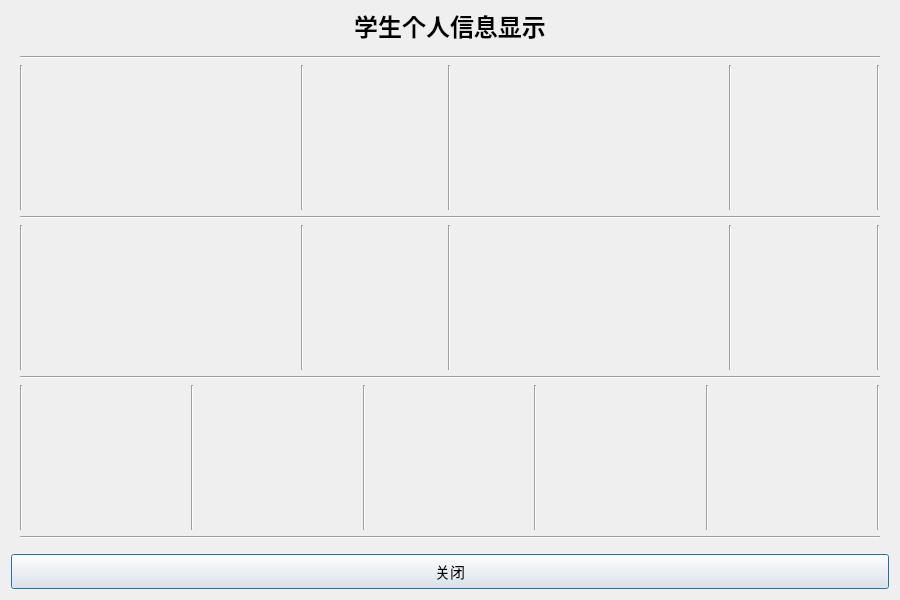
First picture: the form in src/student_show.ui, repository 1724621274/QT-StudentManageSystem, before the edit.
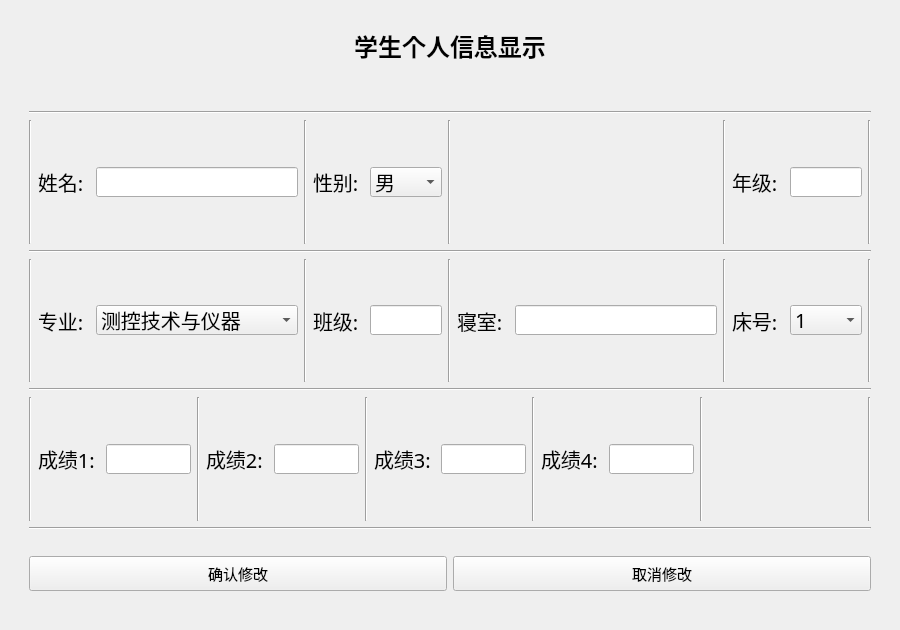
Second picture: the form after the edit.

Patch:
```diff
--- a/src/student_show.ui
+++ b/src/student_show.ui
@@ -7,13 +7,19 @@
     <x>0</x>
     <y>0</y>
     <width>900</width>
-    <height>600</height>
+    <height>630</height>
    </rect>
   </property>
   <property name="minimumSize">
    <size>
     <width>900</width>
-    <height>550</height>
+    <height>630</height>
+   </size>
+  </property>
+  <property name="maximumSize">
+   <size>
+    <width>900</width>
+    <height>630</height>
    </size>
   </property>
   <property name="windowTitle">
@@ -24,7 +30,23 @@
   </property>
   <layout class="QVBoxLayout" name="verticalLayout_2">
    <item>
-    <widget class="QLabel" name="label_2">
+    <spacer name="verticalSpacer">
+     <property name="orientation">
+      <enum>Qt::Vertical</enum>
+     </property>
+     <property name="sizeType">
+      <enum>QSizePolicy::Fixed</enum>
+     </property>
+     <property name="sizeHint" stdset="0">
+      <size>
+       <width>20</width>
+       <height>20</height>
+      </size>
+     </property>
+    </spacer>
+   </item>
+   <item>
+    <widget class="QLabel" name="biaoti">
      <property name="maximumSize">
       <size>
        <width>16777215</width>
@@ -48,6 +70,41 @@
     </widget>
    </item>
    <item>
+    <widget class="QLabel" name="tishi">
+     <property name="minimumSize">
+      <size>
+       <width>0</width>
+       <height>20</height>
+      </size>
+     </property>
+     <property name="maximumSize">
+      <size>
+       <width>16777215</width>
+       <height>20</height>
+      </size>
+     </property>
+     <property name="font">
+      <font>
+       <family>楷体</family>
+       <pointsize>12</pointsize>
+      </font>
+     </property>
+     <property name="text">
+      <string/>
+     </property>
+     <property name="alignment">
+      <set>Qt::AlignCenter</set>
+     </property>
+    </widget>
+   </item>
+   <item>
+    <widget class="QStackedWidget" name="stackedWidget">
+     <property name="currentIndex">
+      <number>1</number>
+     </property>
+     <widget class="QWidget" name="show">
+      <layout class="QVBoxLayout" name="verticalLayout_3">
+       <item>
     <widget class="QWidget" name="widget" native="true">
      <property name="styleSheet">
       <string notr="true"/>
@@ -494,7 +551,41 @@
         </property>
        </widget>
       </item>
-     </layout>
+          <item>
+           <spacer name="verticalSpacer_3">
+            <property name="orientation">
+             <enum>Qt::Vertical</enum>
+            </property>
+            <property name="sizeType">
+             <enum>QSizePolicy::Fixed</enum>
+            </property>
+            <property name="sizeHint" stdset="0">
+             <size>
+              <width>20</width>
+              <height>20</height>
+             </size>
+            </property>
+           </spacer>
+          </item>
+          <item>
+           <layout class="QHBoxLayout" name="horizontalLayout_7">
+            <item>
+             <widget class="QPushButton" name="pushButton">
+              <property name="minimumSize">
+               <size>
+                <width>0</width>
+                <height>35</height>
+               </size>
+              </property>
+              <property name="font">
+               <font>
+                <family>楷体</family>
+                <pointsize>11</pointsize>
+               </font>
+              </property>
+              <property name="text">
+               <string>修改该学生信息</string>
+              </property>
     </widget>
    </item>
    <item>
@@ -515,6 +606,852 @@
       <string>关闭</string>
      </property>
     </widget>
+            </item>
+           </layout>
+          </item>
+         </layout>
+        </widget>
+       </item>
+      </layout>
+     </widget>
+     <widget class="QWidget" name="update">
+      <layout class="QVBoxLayout" name="verticalLayout_5">
+       <item>
+        <widget class="QWidget" name="widget_2" native="true">
+         <property name="styleSheet">
+          <string notr="true"/>
+         </property>
+         <layout class="QVBoxLayout" name="verticalLayout_4">
+          <item>
+           <widget class="Line" name="line_21">
+            <property name="orientation">
+             <enum>Qt::Horizontal</enum>
+            </property>
+           </widget>
+          </item>
+          <item>
+           <layout class="QHBoxLayout" name="horizontalLayout_19" stretch="0,2,0,1,0,2,0,1,0">
+            <item>
+             <widget class="Line" name="line_22">
+              <property name="orientation">
+               <enum>Qt::Vertical</enum>
+              </property>
+             </widget>
+            </item>
+            <item>
+             <layout class="QHBoxLayout" name="horizontalLayout_8">
+              <item>
+               <widget class="QLabel" name="name_2">
+                <property name="font">
+                 <font>
+                  <family>楷体</family>
+                  <pointsize>15</pointsize>
+                  <weight>50</weight>
+                  <bold>false</bold>
+                 </font>
+                </property>
+                <property name="text">
+                 <string>姓名:</string>
+                </property>
+                <property name="alignment">
+                 <set>Qt::AlignLeading|Qt::AlignLeft|Qt::AlignVCenter</set>
+                </property>
+               </widget>
+              </item>
+              <item>
+               <widget class="QLineEdit" name="update_name">
+                <property name="minimumSize">
+                 <size>
+                  <width>202</width>
+                  <height>30</height>
+                 </size>
+                </property>
+                <property name="maximumSize">
+                 <size>
+                  <width>202</width>
+                  <height>30</height>
+                 </size>
+                </property>
+                <property name="font">
+                 <font>
+                  <family>楷体</family>
+                  <pointsize>15</pointsize>
+                 </font>
+                </property>
+                <property name="maxLength">
+                 <number>6</number>
+                </property>
+               </widget>
+              </item>
+             </layout>
+            </item>
+            <item>
+             <widget class="Line" name="line_23">
+              <property name="orientation">
+               <enum>Qt::Vertical</enum>
+              </property>
+             </widget>
+            </item>
+            <item>
+             <layout class="QHBoxLayout" name="horizontalLayout_20">
+              <item>
+               <widget class="QLabel" name="xingbie_2">
+                <property name="font">
+                 <font>
+                  <family>楷体</family>
+                  <pointsize>15</pointsize>
+                  <weight>50</weight>
+                  <bold>false</bold>
+                 </font>
+                </property>
+                <property name="text">
+                 <string>性别:</string>
+                </property>
+                <property name="alignment">
+                 <set>Qt::AlignLeading|Qt::AlignLeft|Qt::AlignVCenter</set>
+                </property>
+               </widget>
+              </item>
+              <item>
+               <widget class="QComboBox" name="update_xingbie">
+                <property name="minimumSize">
+                 <size>
+                  <width>72</width>
+                  <height>30</height>
+                 </size>
+                </property>
+                <property name="maximumSize">
+                 <size>
+                  <width>72</width>
+                  <height>30</height>
+                 </size>
+                </property>
+                <property name="font">
+                 <font>
+                  <family>楷体</family>
+                  <pointsize>15</pointsize>
+                 </font>
+                </property>
+                <item>
+                 <property name="text">
+                  <string>男</string>
+                 </property>
+                </item>
+                <item>
+                 <property name="text">
+                  <string>女</string>
+                 </property>
+                </item>
+               </widget>
+              </item>
+             </layout>
+            </item>
+            <item>
+             <widget class="Line" name="line_24">
+              <property name="orientation">
+               <enum>Qt::Vertical</enum>
+              </property>
+             </widget>
+            </item>
+            <item>
+             <layout class="QHBoxLayout" name="horizontalLayout_21">
+              <item>
+               <widget class="QLabel" name="update_xuehao">
+                <property name="font">
+                 <font>
+                  <family>楷体</family>
+                  <pointsize>15</pointsize>
+                  <weight>50</weight>
+                  <bold>false</bold>
+                 </font>
+                </property>
+                <property name="text">
+                 <string/>
+                </property>
+                <property name="alignment">
+                 <set>Qt::AlignLeading|Qt::AlignLeft|Qt::AlignVCenter</set>
+                </property>
+               </widget>
+              </item>
+             </layout>
+            </item>
+            <item>
+             <widget class="Line" name="line_25">
+              <property name="orientation">
+               <enum>Qt::Vertical</enum>
+              </property>
+             </widget>
+            </item>
+            <item>
+             <layout class="QHBoxLayout" name="horizontalLayout_22">
+              <item>
+               <widget class="QLabel" name="nianji_2">
+                <property name="font">
+                 <font>
+                  <family>楷体</family>
+                  <pointsize>15</pointsize>
+                  <weight>50</weight>
+                  <bold>false</bold>
+                 </font>
+                </property>
+                <property name="text">
+                 <string>年级:</string>
+                </property>
+                <property name="alignment">
+                 <set>Qt::AlignLeading|Qt::AlignLeft|Qt::AlignVCenter</set>
+                </property>
+               </widget>
+              </item>
+              <item>
+               <widget class="QLineEdit" name="update_nianji">
+                <property name="minimumSize">
+                 <size>
+                  <width>72</width>
+                  <height>30</height>
+                 </size>
+                </property>
+                <property name="maximumSize">
+                 <size>
+                  <width>72</width>
+                  <height>30</height>
+                 </size>
+                </property>
+                <property name="font">
+                 <font>
+                  <family>楷体</family>
+                  <pointsize>15</pointsize>
+                 </font>
+                </property>
+                <property name="maxLength">
+                 <number>4</number>
+                </property>
+               </widget>
+              </item>
+             </layout>
+            </item>
+            <item>
+             <widget class="Line" name="line_26">
+              <property name="orientation">
+               <enum>Qt::Vertical</enum>
+              </property>
+             </widget>
+            </item>
+           </layout>
+          </item>
+          <item>
+           <widget class="Line" name="line_27">
+            <property name="orientation">
+             <enum>Qt::Horizontal</enum>
+            </property>
+           </widget>
+          </item>
+          <item>
+           <layout class="QHBoxLayout" name="horizontalLayout_23" stretch="0,2,0,1,0,2,0,1,0">
+            <item>
+             <widget class="Line" name="line_28">
+              <property name="orientation">
+               <enum>Qt::Vertical</enum>
+              </property>
+             </widget>
+            </item>
+            <item>
+             <layout class="QHBoxLayout" name="horizontalLayout_24">
+              <item>
+               <widget class="QLabel" name="zhuanye_2">
+                <property name="font">
+                 <font>
+                  <family>楷体</family>
+                  <pointsize>15</pointsize>
+                  <weight>50</weight>
+                  <bold>false</bold>
+                 </font>
+                </property>
+                <property name="text">
+                 <string>专业:</string>
+                </property>
+                <property name="alignment">
+                 <set>Qt::AlignLeading|Qt::AlignLeft|Qt::AlignVCenter</set>
+                </property>
+               </widget>
+              </item>
+              <item>
+               <widget class="QComboBox" name="update_zhuanye">
+                <property name="minimumSize">
+                 <size>
+                  <width>202</width>
+                  <height>30</height>
+                 </size>
+                </property>
+                <property name="maximumSize">
+                 <size>
+                  <width>202</width>
+                  <height>30</height>
+                 </size>
+                </property>
+                <property name="font">
+                 <font>
+                  <family>楷体</family>
+                  <pointsize>15</pointsize>
+                 </font>
+                </property>
+                <item>
+                 <property name="text">
+                  <string>测控技术与仪器</string>
+                 </property>
+                </item>
+                <item>
+                 <property name="text">
+                  <string>自动化</string>
+                 </property>
+                </item>
+                <item>
+                 <property name="text">
+                  <string>应用物理学</string>
+                 </property>
+                </item>
+                <item>
+                 <property name="text">
+                  <string>电子信息与技术</string>
+                 </property>
+                </item>
+                <item>
+                 <property name="text">
+                  <string>机械电子工程</string>
+                 </property>
+                </item>
+               </widget>
+              </item>
+             </layout>
+            </item>
+            <item>
+             <widget class="Line" name="line_29">
+              <property name="orientation">
+               <enum>Qt::Vertical</enum>
+              </property>
+             </widget>
+            </item>
+            <item>
+             <layout class="QHBoxLayout" name="horizontalLayout_25">
+              <item>
+               <widget class="QLabel" name="banji_2">
+                <property name="font">
+                 <font>
+                  <family>楷体</family>
+                  <pointsize>15</pointsize>
+                  <weight>50</weight>
+                  <bold>false</bold>
+                 </font>
+                </property>
+                <property name="text">
+                 <string>班级:</string>
+                </property>
+                <property name="alignment">
+                 <set>Qt::AlignLeading|Qt::AlignLeft|Qt::AlignVCenter</set>
+                </property>
+               </widget>
+              </item>
+              <item>
+               <widget class="QLineEdit" name="update_banji">
+                <property name="minimumSize">
+                 <size>
+                  <width>72</width>
+                  <height>30</height>
+                 </size>
+                </property>
+                <property name="maximumSize">
+                 <size>
+                  <width>72</width>
+                  <height>30</height>
+                 </size>
+                </property>
+                <property name="font">
+                 <font>
+                  <family>楷体</family>
+                  <pointsize>15</pointsize>
+                 </font>
+                </property>
+                <property name="maxLength">
+                 <number>1</number>
+                </property>
+               </widget>
+              </item>
+             </layout>
+            </item>
+            <item>
+             <widget class="Line" name="line_30">
+              <property name="orientation">
+               <enum>Qt::Vertical</enum>
+              </property>
+             </widget>
+            </item>
+            <item>
+             <layout class="QHBoxLayout" name="horizontalLayout_26">
+              <item>
+               <widget class="QLabel" name="qinshi_2">
+                <property name="font">
+                 <font>
+                  <family>楷体</family>
+                  <pointsize>15</pointsize>
+                  <weight>50</weight>
+                  <bold>false</bold>
+                 </font>
+                </property>
+                <property name="styleSheet">
+                 <string notr="true"/>
+                </property>
+                <property name="text">
+                 <string>寝室:</string>
+                </property>
+                <property name="alignment">
+                 <set>Qt::AlignLeading|Qt::AlignLeft|Qt::AlignVCenter</set>
+                </property>
+               </widget>
+              </item>
+              <item>
+               <widget class="QLineEdit" name="update_qinshi">
+                <property name="minimumSize">
+                 <size>
+                  <width>202</width>
+                  <height>30</height>
+                 </size>
+                </property>
+                <property name="maximumSize">
+                 <size>
+                  <width>202</width>
+                  <height>30</height>
+                 </size>
+                </property>
+                <property name="font">
+                 <font>
+                  <family>楷体</family>
+                  <pointsize>15</pointsize>
+                 </font>
+                </property>
+                <property name="maxLength">
+                 <number>3</number>
+                </property>
+               </widget>
+              </item>
+             </layout>
+            </item>
+            <item>
+             <widget class="Line" name="line_31">
+              <property name="orientation">
+               <enum>Qt::Vertical</enum>
+              </property>
+             </widget>
+            </item>
+            <item>
+             <layout class="QHBoxLayout" name="horizontalLayout_27">
+              <item>
+               <widget class="QLabel" name="chuanghao_2">
+                <property name="font">
+                 <font>
+                  <family>楷体</family>
+                  <pointsize>15</pointsize>
+                  <weight>50</weight>
+                  <bold>false</bold>
+                 </font>
+                </property>
+                <property name="text">
+                 <string>床号:</string>
+                </property>
+                <property name="alignment">
+                 <set>Qt::AlignLeading|Qt::AlignLeft|Qt::AlignVCenter</set>
+                </property>
+               </widget>
+              </item>
+              <item>
+               <widget class="QComboBox" name="update_chuanghao">
+                <property name="minimumSize">
+                 <size>
+                  <width>72</width>
+                  <height>30</height>
+                 </size>
+                </property>
+                <property name="maximumSize">
+                 <size>
+                  <width>72</width>
+                  <height>30</height>
+                 </size>
+                </property>
+                <property name="font">
+                 <font>
+                  <family>楷体</family>
+                  <pointsize>15</pointsize>
+                 </font>
+                </property>
+                <item>
+                 <property name="text">
+                  <string>1</string>
+                 </property>
+                </item>
+                <item>
+                 <property name="text">
+                  <string>2</string>
+                 </property>
+                </item>
+                <item>
+                 <property name="text">
+                  <string>3</string>
+                 </property>
+                </item>
+                <item>
+                 <property name="text">
+                  <string>4</string>
+                 </property>
+                </item>
+               </widget>
+              </item>
+             </layout>
+            </item>
+            <item>
+             <widget class="Line" name="line_32">
+              <property name="orientation">
+               <enum>Qt::Vertical</enum>
+              </property>
+             </widget>
+            </item>
+           </layout>
+          </item>
+          <item>
+           <widget class="Line" name="line_33">
+            <property name="orientation">
+             <enum>Qt::Horizontal</enum>
+            </property>
+           </widget>
+          </item>
+          <item>
+           <layout class="QHBoxLayout" name="horizontalLayout_28" stretch="0,1,0,1,0,1,0,1,0,1,0">
+            <item>
+             <widget class="Line" name="line_34">
+              <property name="orientation">
+               <enum>Qt::Vertical</enum>
+              </property>
+             </widget>
+            </item>
+            <item>
+             <layout class="QHBoxLayout" name="horizontalLayout_29">
+              <item>
+               <widget class="QLabel" name="cj1_2">
+                <property name="font">
+                 <font>
+                  <family>楷体</family>
+                  <pointsize>15</pointsize>
+                  <weight>50</weight>
+                  <bold>false</bold>
+                 </font>
+                </property>
+                <property name="text">
+                 <string>成绩1:</string>
+                </property>
+                <property name="alignment">
+                 <set>Qt::AlignLeading|Qt::AlignLeft|Qt::AlignVCenter</set>
+                </property>
+               </widget>
+              </item>
+              <item>
+               <widget class="QLineEdit" name="update_cj1">
+                <property name="minimumSize">
+                 <size>
+                  <width>85</width>
+                  <height>30</height>
+                 </size>
+                </property>
+                <property name="maximumSize">
+                 <size>
+                  <width>85</width>
+                  <height>30</height>
+                 </size>
+                </property>
+                <property name="font">
+                 <font>
+                  <family>楷体</family>
+                  <pointsize>15</pointsize>
+                 </font>
+                </property>
+               </widget>
+              </item>
+             </layout>
+            </item>
+            <item>
+             <widget class="Line" name="line_35">
+              <property name="orientation">
+               <enum>Qt::Vertical</enum>
+              </property>
+             </widget>
+            </item>
+            <item>
+             <layout class="QHBoxLayout" name="horizontalLayout_30">
+              <item>
+               <widget class="QLabel" name="cj2_2">
+                <property name="font">
+                 <font>
+                  <family>楷体</family>
+                  <pointsize>15</pointsize>
+                  <weight>50</weight>
+                  <bold>false</bold>
+                 </font>
+                </property>
+                <property name="text">
+                 <string>成绩2:</string>
+                </property>
+                <property name="alignment">
+                 <set>Qt::AlignLeading|Qt::AlignLeft|Qt::AlignVCenter</set>
+                </property>
+               </widget>
+              </item>
+              <item>
+               <widget class="QLineEdit" name="update_cj2">
+                <property name="minimumSize">
+                 <size>
+                  <width>85</width>
+                  <height>30</height>
+                 </size>
+                </property>
+                <property name="maximumSize">
+                 <size>
+                  <width>85</width>
+                  <height>30</height>
+                 </size>
+                </property>
+                <property name="font">
+                 <font>
+                  <family>楷体</family>
+                  <pointsize>15</pointsize>
+                 </font>
+                </property>
+               </widget>
+              </item>
+             </layout>
+            </item>
+            <item>
+             <widget class="Line" name="line_36">
+              <property name="orientation">
+               <enum>Qt::Vertical</enum>
+              </property>
+             </widget>
+            </item>
+            <item>
+             <layout class="QHBoxLayout" name="horizontalLayout_31">
+              <item>
+               <widget class="QLabel" name="cj3_2">
+                <property name="font">
+                 <font>
+                  <family>楷体</family>
+                  <pointsize>15</pointsize>
+                  <weight>50</weight>
+                  <bold>false</bold>
+                 </font>
+                </property>
+                <property name="text">
+                 <string>成绩3:</string>
+                </property>
+                <property name="alignment">
+                 <set>Qt::AlignLeading|Qt::AlignLeft|Qt::AlignVCenter</set>
+                </property>
+               </widget>
+              </item>
+              <item>
+               <widget class="QLineEdit" name="update_cj3">
+                <property name="minimumSize">
+                 <size>
+                  <width>85</width>
+                  <height>30</height>
+                 </size>
+                </property>
+                <property name="maximumSize">
+                 <size>
+                  <width>85</width>
+                  <height>30</height>
+                 </size>
+                </property>
+                <property name="font">
+                 <font>
+                  <family>楷体</family>
+                  <pointsize>15</pointsize>
+                 </font>
+                </property>
+               </widget>
+              </item>
+             </layout>
+            </item>
+            <item>
+             <widget class="Line" name="line_37">
+              <property name="orientation">
+               <enum>Qt::Vertical</enum>
+              </property>
+             </widget>
+            </item>
+            <item>
+             <layout class="QHBoxLayout" name="horizontalLayout_32">
+              <item>
+               <widget class="QLabel" name="cj4_2">
+                <property name="font">
+                 <font>
+                  <family>楷体</family>
+                  <pointsize>15</pointsize>
+                  <weight>50</weight>
+                  <bold>false</bold>
+                 </font>
+                </property>
+                <property name="text">
+                 <string>成绩4:</string>
+                </property>
+                <property name="alignment">
+                 <set>Qt::AlignLeading|Qt::AlignLeft|Qt::AlignVCenter</set>
+                </property>
+               </widget>
+              </item>
+              <item>
+               <widget class="QLineEdit" name="update_cj4">
+                <property name="minimumSize">
+                 <size>
+                  <width>85</width>
+                  <height>30</height>
+                 </size>
+                </property>
+                <property name="maximumSize">
+                 <size>
+                  <width>85</width>
+                  <height>30</height>
+                 </size>
+                </property>
+                <property name="font">
+                 <font>
+                  <family>楷体</family>
+                  <pointsize>15</pointsize>
+                 </font>
+                </property>
+               </widget>
+              </item>
+             </layout>
+            </item>
+            <item>
+             <widget class="Line" name="line_38">
+              <property name="orientation">
+               <enum>Qt::Vertical</enum>
+              </property>
+             </widget>
+            </item>
+            <item>
+             <layout class="QHBoxLayout" name="horizontalLayout_33">
+              <item>
+               <widget class="QLabel" name="update_pingjun">
+                <property name="font">
+                 <font>
+                  <family>楷体</family>
+                  <pointsize>15</pointsize>
+                  <weight>50</weight>
+                  <bold>false</bold>
+                 </font>
+                </property>
+                <property name="text">
+                 <string/>
+                </property>
+                <property name="alignment">
+                 <set>Qt::AlignLeading|Qt::AlignLeft|Qt::AlignVCenter</set>
+                </property>
+               </widget>
+              </item>
+             </layout>
+            </item>
+            <item>
+             <widget class="Line" name="line_39">
+              <property name="orientation">
+               <enum>Qt::Vertical</enum>
+              </property>
+             </widget>
+            </item>
+           </layout>
+          </item>
+          <item>
+           <widget class="Line" name="line_40">
+            <property name="orientation">
+             <enum>Qt::Horizontal</enum>
+            </property>
+           </widget>
+          </item>
+          <item>
+           <spacer name="verticalSpacer_4">
+            <property name="orientation">
+             <enum>Qt::Vertical</enum>
+            </property>
+            <property name="sizeType">
+             <enum>QSizePolicy::Fixed</enum>
+            </property>
+            <property name="sizeHint" stdset="0">
+             <size>
+              <width>20</width>
+              <height>20</height>
+             </size>
+            </property>
+           </spacer>
+          </item>
+          <item>
+           <layout class="QHBoxLayout" name="horizontalLayout_34">
+            <item>
+             <widget class="QPushButton" name="pushButton_5">
+              <property name="minimumSize">
+               <size>
+                <width>0</width>
+                <height>35</height>
+               </size>
+              </property>
+              <property name="font">
+               <font>
+                <family>楷体</family>
+                <pointsize>11</pointsize>
+               </font>
+              </property>
+              <property name="text">
+               <string>确认修改</string>
+              </property>
+             </widget>
+            </item>
+            <item>
+             <widget class="QPushButton" name="pushButton_6">
+              <property name="minimumSize">
+               <size>
+                <width>0</width>
+                <height>35</height>
+               </size>
+              </property>
+              <property name="font">
+               <font>
+                <family>楷体</family>
+                <pointsize>11</pointsize>
+               </font>
+              </property>
+              <property name="text">
+               <string>取消修改</string>
+              </property>
+             </widget>
+            </item>
+           </layout>
+          </item>
+         </layout>
+        </widget>
+       </item>
+      </layout>
+     </widget>
+    </widget>
+   </item>
+   <item>
+    <spacer name="verticalSpacer_2">
+     <property name="orientation">
+      <enum>Qt::Vertical</enum>
+     </property>
+     <property name="sizeType">
+      <enum>QSizePolicy::Fixed</enum>
+     </property>
+     <property name="sizeHint" stdset="0">
+      <size>
+       <width>20</width>
+       <height>10</height>
+      </size>
+     </property>
+    </spacer>
    </item>
   </layout>
  </widget>
```
Lines whose indentation alone changed are shown as unchanged.
